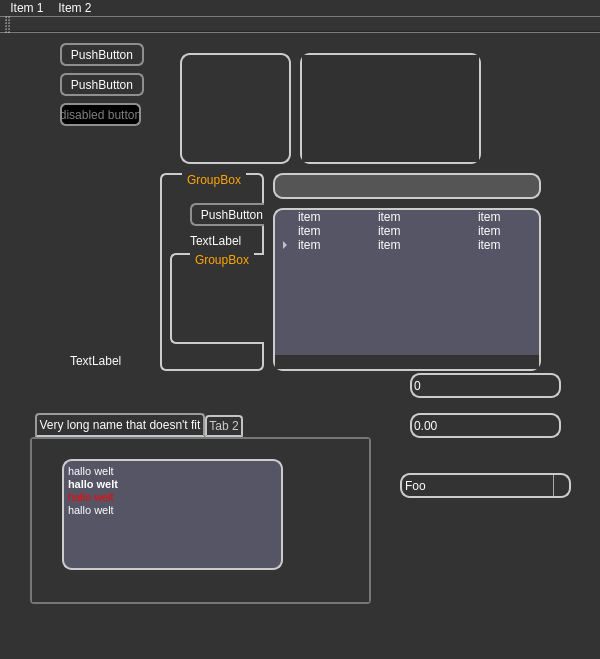
Above: qt-frontend/StyleDemo/mainwindow.ui from phresnel/picogen before the change. Below: the same form after it.
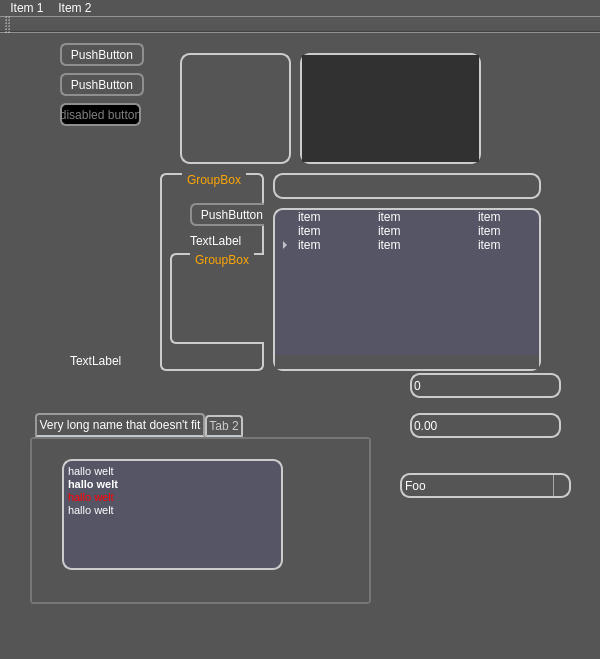
That is the form after the change.

Patch:
```diff
--- a/qt-frontend/StyleDemo/mainwindow.ui
+++ b/qt-frontend/StyleDemo/mainwindow.ui
@@ -20,7 +20,7 @@
   </property>
   <property name="styleSheet">
    <string notr="true">* {
-	background: #333; 
+	background: #555; 
 	color: white;
 }
 
```
